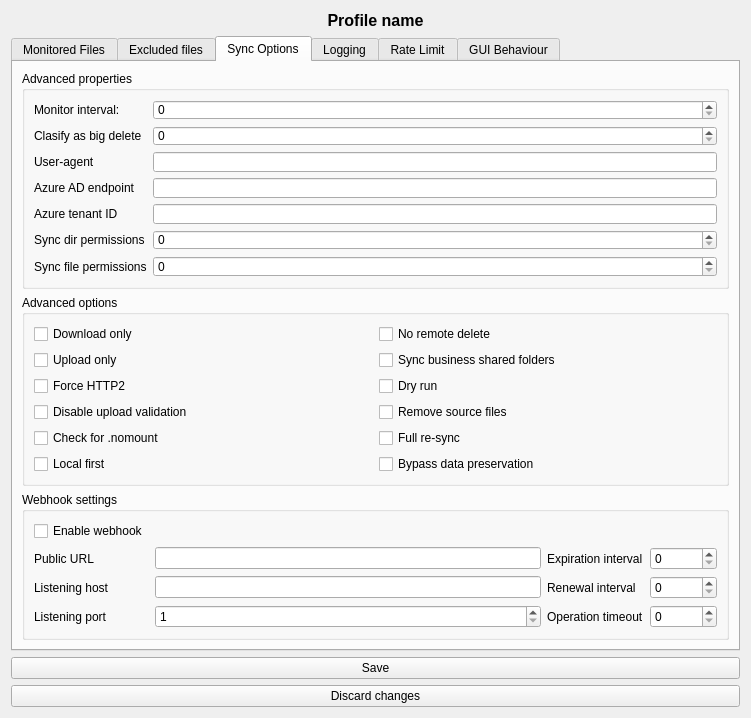
Qt form OneDriveGUI/ui/profile_settings_page.ui (bpozdena/OneDriveGUI) before a commit.
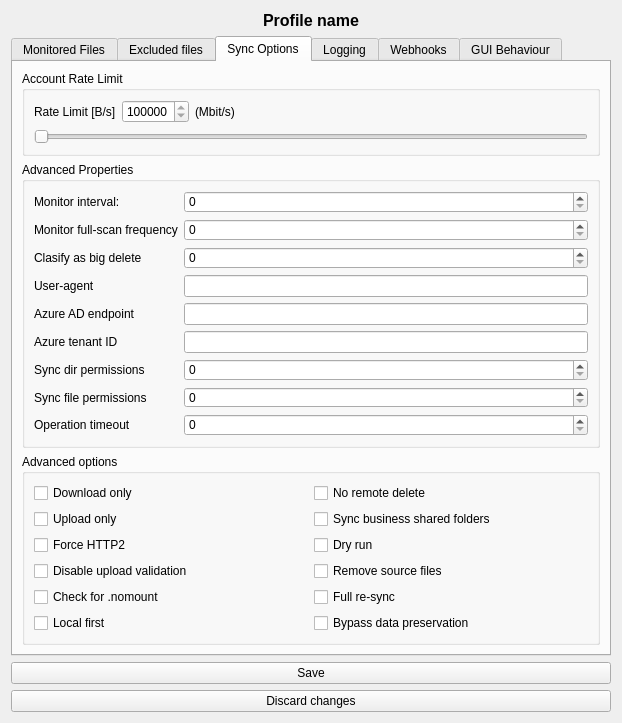
The same form after that commit. The open tabs and pages were chosen to show the change.

Commit message: added spinbox logic to profile settings

What changed in the file:
```diff
--- a/OneDriveGUI/ui/profile_settings_page.ui
+++ b/OneDriveGUI/ui/profile_settings_page.ui
@@ -6,8 +6,8 @@
    <rect>
     <x>0</x>
     <y>0</y>
-    <width>751</width>
-    <height>718</height>
+    <width>614</width>
+    <height>723</height>
    </rect>
   </property>
   <property name="windowTitle">
@@ -241,10 +241,78 @@
          <string>Sync Options</string>
         </attribute>
         <layout class="QVBoxLayout" name="verticalLayout_8">
+         <item>
+          <widget class="QGroupBox" name="groupBox_10">
+           <property name="title">
+            <string>Account Rate Limit</string>
+           </property>
+           <layout class="QGridLayout" name="gridLayout_11">
+            <item row="0" column="1">
+             <widget class="QSpinBox" name="spinBox_rate_limit">
+              <property name="minimum">
+               <number>131072</number>
+              </property>
+              <property name="maximum">
+               <number>134217728</number>
+              </property>
+              <property name="singleStep">
+               <number>32768</number>
+              </property>
+             </widget>
+            </item>
+            <item row="0" column="0">
+             <widget class="QLabel" name="label_rate_limit">
+              <property name="text">
+               <string>Rate Limit [B/s]</string>
+              </property>
+             </widget>
+            </item>
+            <item row="1" column="0" colspan="4">
+             <widget class="QSlider" name="horizontalSlider_rate_limit">
+              <property name="minimum">
+               <number>131072</number>
+              </property>
+              <property name="maximum">
+               <number>134217728</number>
+              </property>
+              <property name="singleStep">
+               <number>32768</number>
+              </property>
+              <property name="pageStep">
+               <number>32768</number>
+              </property>
+              <property name="orientation">
+               <enum>Qt::Horizontal</enum>
+              </property>
+             </widget>
+            </item>
+            <item row="0" column="3">
+             <spacer name="horizontalSpacer">
+              <property name="orientation">
+               <enum>Qt::Horizontal</enum>
+              </property>
+              <property name="sizeHint" stdset="0">
+               <size>
+                <width>40</width>
+                <height>20</height>
+               </size>
+              </property>
+             </spacer>
+            </item>
+            <item row="0" column="2">
+             <widget class="QLabel" name="label_rate_limit_mbps">
+              <property name="text">
+               <string>(Mbit/s)</string>
+              </property>
+             </widget>
+            </item>
+           </layout>
+          </widget>
+         </item>
          <item>
           <widget class="QGroupBox" name="groupBox_4">
            <property name="title">
-            <string>Advanced properties</string>
+            <string>Advanced Properties</string>
            </property>
            <layout class="QFormLayout" name="formLayout">
             <item row="0" column="0">
@@ -261,78 +329,106 @@
               </property>
              </widget>
             </item>
-            <item row="1" column="0">
+            <item row="2" column="0">
              <widget class="QLabel" name="label_classify_as_big_delete">
               <property name="text">
                <string>Clasify as big delete</string>
               </property>
              </widget>
             </item>
-            <item row="1" column="1">
+            <item row="2" column="1">
              <widget class="QSpinBox" name="spinBox_classify_as_big_delete">
               <property name="maximum">
                <number>1000000</number>
               </property>
              </widget>
             </item>
-            <item row="2" column="0">
+            <item row="3" column="0">
              <widget class="QLabel" name="label_user_agent">
               <property name="text">
                <string>User-agent</string>
               </property>
              </widget>
             </item>
-            <item row="2" column="1">
+            <item row="3" column="1">
              <widget class="QLineEdit" name="lineEdit_user_agent"/>
             </item>
-            <item row="3" column="0">
+            <item row="4" column="0">
              <widget class="QLabel" name="label_azure_ad_endpoint">
               <property name="text">
                <string>Azure AD endpoint</string>
               </property>
              </widget>
             </item>
-            <item row="3" column="1">
+            <item row="4" column="1">
              <widget class="QLineEdit" name="lineEdit_azure_ad_endpoint"/>
             </item>
-            <item row="4" column="0">
+            <item row="5" column="0">
              <widget class="QLabel" name="label_azure_tenant_id">
               <property name="text">
                <string>Azure tenant ID</string>
               </property>
              </widget>
             </item>
-            <item row="4" column="1">
+            <item row="5" column="1">
              <widget class="QLineEdit" name="lineEdit_azure_tenant_id"/>
             </item>
-            <item row="5" column="0">
+            <item row="6" column="0">
              <widget class="QLabel" name="label_sync_dir_permissions">
               <property name="text">
                <string>Sync dir permissions</string>
               </property>
              </widget>
             </item>
-            <item row="6" column="0">
+            <item row="7" column="0">
              <widget class="QLabel" name="label_sync_file_permissions">
               <property name="text">
                <string>Sync file permissions</string>
               </property>
              </widget>
             </item>
-            <item row="5" column="1">
-             <widget class="QSpinBox" name="spinBox_sync_dir_permissions">
-              <property name="maximum">
-               <number>777</number>
-              </property>
-             </widget>
-            </item>
             <item row="6" column="1">
+             <widget class="QSpinBox" name="spinBox_sync_dir_permissions">
+              <property name="maximum">
+               <number>777</number>
+              </property>
+             </widget>
+            </item>
+            <item row="7" column="1">
              <widget class="QSpinBox" name="spinBox_sync_file_permissions">
               <property name="maximum">
                <number>777</number>
               </property>
              </widget>
             </item>
+            <item row="8" column="0">
+             <widget class="QLabel" name="label_operation_timeout">
+              <property name="text">
+               <string>Operation timeout</string>
+              </property>
+             </widget>
+            </item>
+            <item row="8" column="1">
+             <widget class="QSpinBox" name="spinBox_operation_timeout">
+              <property name="maximum">
+               <number>1000000</number>
+              </property>
+             </widget>
+            </item>
+            <item row="1" column="0">
+             <widget class="QLabel" name="label_monitor_fullscan_frequency">
+              <property name="text">
+               <string>Monitor full-scan frequency</string>
+              </property>
+             </widget>
+            </item>
+            <item row="1" column="1">
+             <widget class="QSpinBox" name="spinBox_monitor_fullscan_frequency">
+              <property name="maximum">
+               <number>1000000</number>
+              </property>
+             </widget>
+            </item>
            </layout>
           </widget>
          </item>
@@ -429,101 +525,6 @@
            </layout>
           </widget>
          </item>
-         <item>
-          <widget class="QGroupBox" name="groupBox_9">
-           <property name="title">
-            <string>Webhook settings</string>
-           </property>
-           <layout class="QGridLayout" name="gridLayout_10">
-            <item row="1" column="0">
-             <widget class="QLabel" name="label_webhook_public_url">
-              <property name="text">
-               <string>Public URL</string>
-              </property>
-             </widget>
-            </item>
-            <item row="0" column="0">
-             <widget class="QCheckBox" name="checkBox_webhook_enabled">
-              <property name="text">
-               <string>Enable webhook</string>
-              </property>
-             </widget>
-            </item>
-            <item row="3" column="0">
-             <widget class="QLabel" name="label_webhook_listening_port">
-              <property name="text">
-               <string>Listening port</string>
-              </property>
-             </widget>
-            </item>
-            <item row="1" column="2">
-             <widget class="QLabel" name="label_webhook_expiration_interval">
-              <property name="text">
-               <string>Expiration interval</string>
-              </property>
-             </widget>
-            </item>
-            <item row="2" column="1">
-             <widget class="QLineEdit" name="lineEdit_webhook_listening_host"/>
-            </item>
-            <item row="3" column="1">
-             <widget class="QSpinBox" name="spinBox_webhook_listening_port">
-              <property name="minimum">
-               <number>1</number>
-              </property>
-              <property name="maximum">
-               <number>65353</number>
-              </property>
-             </widget>
-            </item>
-            <item row="2" column="0">
-             <widget class="QLabel" name="label_webhook_listening_host">
-              <property name="text">
-               <string>Listening host</string>
-              </property>
-             </widget>
-            </item>
-            <item row="1" column="1">
-             <widget class="QLineEdit" name="lineEdit_webhook_public_url"/>
-            </item>
-            <item row="1" column="3">
-             <widget class="QSpinBox" name="spinBox_webhook_expiration_interval">
-              <property name="maximum">
-               <number>1000000</number>
-              </property>
-             </widget>
-            </item>
-            <item row="2" column="2">
-             <widget class="QLabel" name="label_webhook_renewal_interval">
-              <property name="text">
-               <string>Renewal interval</string>
-              </property>
-             </widget>
-            </item>
-            <item row="2" column="3">
-             <widget class="QSpinBox" name="spinBox_webhook_renewal_interval">
-              <property name="maximum">
-               <number>1000000</number>
-              </property>
-             </widget>
-            </item>
-            <item row="3" column="2">
-             <widget class="QLabel" name="label_operation_timeout">
-              <property name="text">
-               <string>Operation timeout</string>
-              </property>
-             </widget>
-            </item>
-            <item row="3" column="3">
-             <widget class="QSpinBox" name="spinBox_operation_timeout">
-              <property name="maximum">
-               <number>1000000</number>
-              </property>
-             </widget>
-            </item>
-           </layout>
-          </widget>
-         </item>
         </layout>
        </widget>
        <widget class="QWidget" name="tab_logging">
@@ -580,16 +581,6 @@
                 </property>
                </widget>
               </item>
-              <item row="3" column="0">
-               <widget class="QLabel" name="label_monitor_fullscan_frequency">
-                <property name="text">
-                 <string>Monitor full-scan frequency</string>
-                </property>
-               </widget>
-              </item>
-              <item row="3" column="1">
-               <widget class="QSpinBox" name="spinBox_monitor_fullscan_frequency"/>
-              </item>
              </layout>
             </item>
            </layout>
@@ -638,31 +629,17 @@
        </widget>
        <widget class="QWidget" name="tab_5">
         <attribute name="title">
-         <string>Rate Limit</string>
+         <string>Webhooks</string>
         </attribute>
         <layout class="QGridLayout" name="gridLayout">
          <item row="0" column="0">
-          <widget class="QLabel" name="label_rate_limit">
-           <property name="text">
-            <string>Rate Limit [B/s]</string>
+          <widget class="QGroupBox" name="groupBox_9">
+           <property name="title">
+            <string>Webhook settings</string>
            </property>
           </widget>
          </item>
-         <item row="0" column="1">
-          <widget class="QLineEdit" name="lineEdit_rate_limit">
-           <property name="inputMethodHints">
-            <set>Qt::ImhDigitsOnly</set>
-           </property>
-          </widget>
-         </item>
-         <item row="0" column="2">
-          <widget class="QLabel" name="label_rate_limit_mbps">
-           <property name="text">
-            <string>(Mbit/s)</string>
-           </property>
-          </widget>
-         </item>
-         <item row="1" column="1">
+         <item row="1" column="0">
           <spacer name="verticalSpacer">
            <property name="orientation">
             <enum>Qt::Vertical</enum>
```
Left out of the diff: 82 changed lines with no effect on the pictures. The commit also changes 2 other files.
